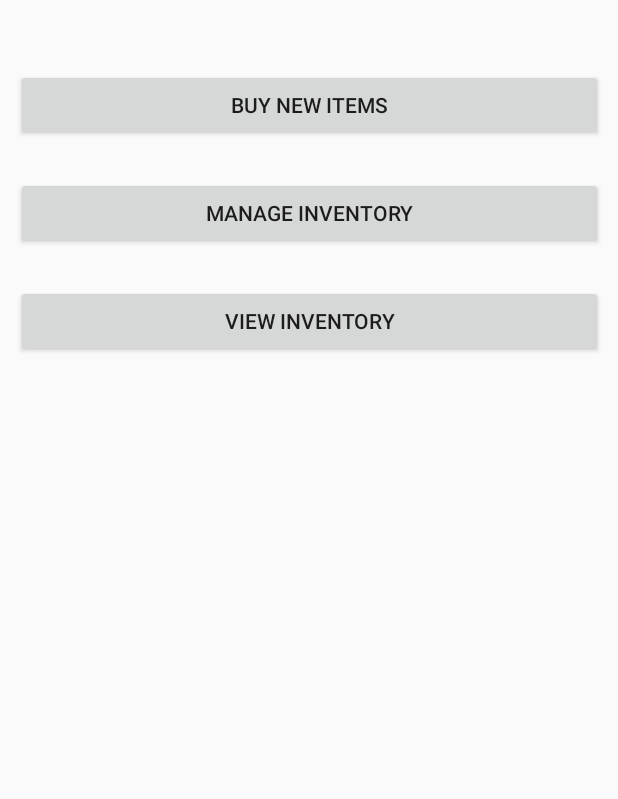
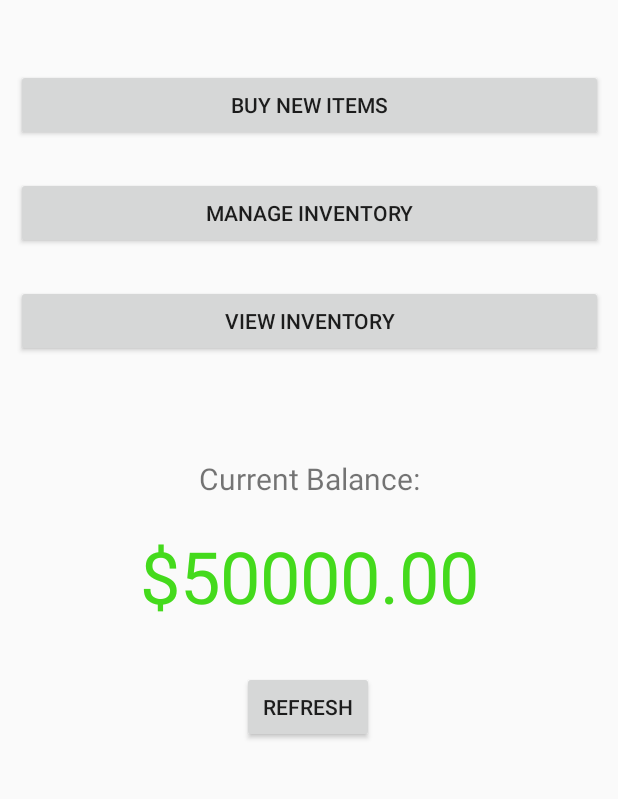
Before and after one commit to YazanMPSUT/InventoryManager, an Android app: the screen it shows after launch (MainActivity), on a phone screen of 412 x 824 dp, the part 394-1193 px from its top. Run offline under Robolectric (Android 15) with nearby library versions, the phone set to English and light mode, and no system bars.

Commit message:
Removed Alarm. Fixed bugs regarding $ Balance. Made Balance persistent between runs using SharedPreferences.

```diff
--- a/app/src/main/java/com/example/inventorymanager/MainActivity.kt
+++ b/app/src/main/java/com/example/inventorymanager/MainActivity.kt
@@ -1,80 +1,100 @@
     package com.example.inventorymanager
 
-import android.app.AlarmManager
-import android.app.PendingIntent
+import android.annotation.SuppressLint
 import android.content.Context
 import android.content.Intent
-import android.content.SharedPreferences
+import android.graphics.Color
 import android.os.Bundle
+import android.provider.AlarmClock
 import android.widget.Button
-import androidx.*
+import android.widget.TextView
 import androidx.appcompat.app.AppCompatActivity
 import androidx.core.content.ContextCompat
-import java.util.*
+import java.lang.Double
+import java.text.DecimalFormat
 
 
     class MainActivity : AppCompatActivity() {
-    companion object {
-        var cashTotal: Double = 50000.0
+
+        private var firstStart: Boolean = true
+
+        companion object{
+            var CurrentBalance : kotlin.Double = 0.0;
         }
-        var firstStart : Boolean = true
+        @SuppressLint("SetTextI18n", "CommitPrefEdits", "UseValueOf")
         override fun onCreate(savedInstanceState: Bundle?) {
-
             super.onCreate(savedInstanceState)
             setContentView(R.layout.activity_main)
+            val sharedPreference =  getSharedPreferences("PREFS", Context.MODE_PRIVATE)
+            val editor = sharedPreference.edit()
+            if(getSharedPreferences("PREFS", MODE_PRIVATE)
+                    .getString("CurrentBalance",
+                        Double(50000.0).toString()) == "50000.0" ) {
+                editor.putString("CurrentBalance", Double(50000.00).toString()).apply()
+            }
 
-        val btnNewItemActivity : Button = findViewById(R.id.btnNewItemActivity)
-        val btnManageActivity : Button = findViewById(R.id.btnManageActivity)
-        val btnViewActivity : Button = findViewById(R.id.btnViewActivity)
+            CurrentBalance = getSharedPreferences("PREFS", MODE_PRIVATE)
+                .getString("CurrentBalance",
+                    Double(50000.0).toString())?.toDouble()!!
+
+            val btnNewItemActivity: Button = findViewById(R.id.btnNewItemActivity)
+            val btnManageActivity: Button = findViewById(R.id.btnManageActivity)
+            val btnViewActivity: Button = findViewById(R.id.btnViewActivity)
+            val btnRefreshBalance : Button = findViewById(R.id.btnRefreshBalance)
+            val tvMoney : TextView = findViewById(R.id.tvMoney)
+
 
             btnNewItemActivity.setOnClickListener {
-            val intentNew = Intent(this,AddInventory::class.java)
+                val intentNew = Intent(this, AddInventory::class.java)
                 startActivity(intentNew)
             }
 
             btnManageActivity.setOnClickListener {
-            val intentManage = Intent(this,ManageInventory::class.java)
+                val intentManage = Intent(this, ManageInventory::class.java)
                 startActivity(intentManage)
             }
+
             btnViewActivity.setOnClickListener {
-            val intentView = Intent(this,ViewInventory::class.java)
+                val intentView = Intent(this, ViewInventory::class.java)
+                stopService()
                 startActivity(intentView)
             }
-        if(firstStart){
+            tvMoney.text = "$${DecimalFormat("#.00",).format(CurrentBalance)}"
+
+            btnRefreshBalance.setOnClickListener {
+                tvMoney.text = "$${DecimalFormat("#.00",).format(CurrentBalance)}"
+
+            }
+
+            if(CurrentBalance < 0.0) {
+                tvMoney.setTextColor(Color.parseColor("#c30010"))
+            }
+
+            if (firstStart) {
                 startService()
                 firstStart = false
             }
 
+
+        }
+
+        override fun onDestroy() {
+            stopService()
+            getSharedPreferences("PREFS", MODE_PRIVATE).edit().putString("CurrentBalance",
+                CurrentBalance.toString()).apply()
+            super.onDestroy()
         }
 
         private fun startService() {
             val serviceIntent = Intent(this, ReminderService::class.java)
             serviceIntent.putExtra("inputExtra", "Foreground Service Example in Android")
             ContextCompat.startForegroundService(this, serviceIntent)
-
-        val intent = Intent(this, ReminderService::class.java)
-        val pintent = PendingIntent.getService(this, 0, intent, PendingIntent.FLAG_IMMUTABLE)
-        val alarmMgr = getSystemService(ALARM_SERVICE) as AlarmManager
-
-        val calendar: Calendar = Calendar.getInstance().apply {
-            timeInMillis = System.currentTimeMillis()
-            set(Calendar.HOUR_OF_DAY, 8)
-            set(Calendar.MINUTE,0)
         }
 
-// With setInexactRepeating(), you have to use one of the AlarmManager interval
-// constants--in this case, AlarmManager.INTERVAL_DAY.
-        alarmMgr?.setInexactRepeating(
-            AlarmManager.RTC_WAKEUP,
-            calendar.timeInMillis,
-            AlarmManager.INTERVAL_DAY,
-            pintent
-        )
-    }
-
-    fun stopService() {
+        private fun stopService() {
             val serviceIntent = Intent(this, ReminderService::class.java)
             stopService(serviceIntent)
         }
 
+
     }
--- a/app/src/main/res/layout/activity_main.xml
+++ b/app/src/main/res/layout/activity_main.xml
@@ -71,4 +71,40 @@
         app:layout_constraintTop_toTopOf="parent"
         app:layout_constraintVertical_bias="0.828" />
 
+    <TextView
+        android:id="@+id/textView3"
+        android:layout_width="165dp"
+        android:layout_height="30dp"
+        android:layout_marginTop="52dp"
+        android:text="Current Balance:"
+        android:textAlignment="center"
+        android:textSize="20sp"
+        app:layout_constraintEnd_toEndOf="parent"
+        app:layout_constraintStart_toStartOf="parent"
+        app:layout_constraintTop_toBottomOf="@+id/linearLayout" />
+
+    <TextView
+        android:id="@+id/tvMoney"
+        android:layout_width="232dp"
+        android:layout_height="68dp"
+        android:layout_marginTop="16dp"
+        android:text="TextView"
+        android:textAlignment="center"
+        android:textColor="#44DA1C"
+        android:textSize="48sp"
+        app:layout_constraintEnd_toEndOf="parent"
+        app:layout_constraintStart_toStartOf="parent"
+        app:layout_constraintTop_toBottomOf="@+id/textView3" />
+
+    <Button
+        android:id="@+id/btnRefreshBalance"
+        android:layout_width="wrap_content"
+        android:layout_height="wrap_content"
+        android:layout_marginTop="28dp"
+        android:text="refresh"
+        app:layout_constraintEnd_toEndOf="parent"
+        app:layout_constraintHorizontal_bias="0.498"
+        app:layout_constraintStart_toStartOf="parent"
+        app:layout_constraintTop_toBottomOf="@+id/tvMoney" />
+
 </androidx.constraintlayout.widget.ConstraintLayout>
```
Also changed, not shown: app/src/main/AndroidManifest.xml (+11 -1 lines), app/src/main/java/com/example/inventorymanager/AddInventory.kt (+5 -2 lines), app/src/main/java/com/example/inventorymanager/ManageInventory.kt (+12 -6 lines), app/src/main/java/com/example/inventorymanager/ViewInventory.kt (+13 -29 lines). Lines whose indentation alone changed are shown as unchanged.
